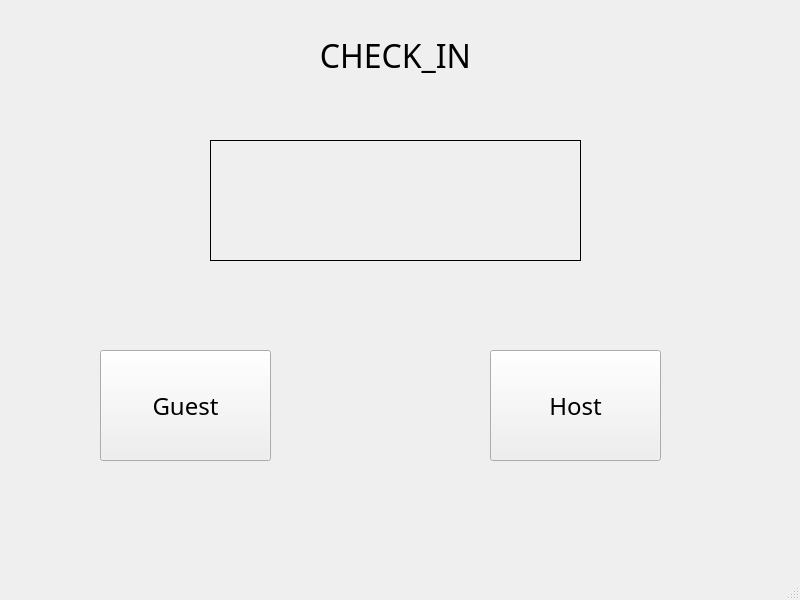
Old version of the form maindisplay.ui in the repository Muyahom/Display.
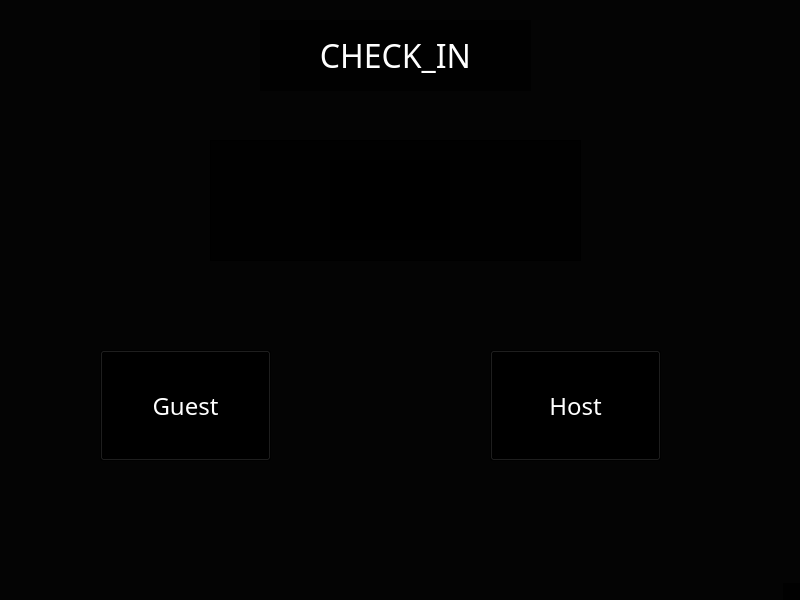
New version of the form.

```diff
--- a/maindisplay.ui
+++ b/maindisplay.ui
@@ -22,6 +22,9 @@
   <property name="windowTitle">
    <string>MainWindow</string>
   </property>
+  <property name="styleSheet">
+   <string notr="true">background-color: rgba(0, 0, 0, 191);</string>
+  </property>
   <property name="locale">
    <locale language="English" country="UnitedStates"/>
   </property>
@@ -50,6 +53,9 @@
       <pointsize>18</pointsize>
      </font>
     </property>
+    <property name="styleSheet">
+     <string notr="true">color: rgb(255, 255, 255);</string>
+    </property>
     <property name="text">
      <string>Guest</string>
     </property>
@@ -70,7 +76,7 @@
      </font>
     </property>
     <property name="text">
-     <string>CHECK_IN</string>
+     <string>&lt;html&gt;&lt;head/&gt;&lt;body&gt;&lt;p&gt;&lt;span style=&quot; color:#ffffff;&quot;&gt;CHECK_IN&lt;/span&gt;&lt;/p&gt;&lt;/body&gt;&lt;/html&gt;</string>
     </property>
     <property name="alignment">
      <set>Qt::AlignCenter</set>
@@ -91,6 +97,9 @@
       <pointsize>18</pointsize>
      </font>
     </property>
+    <property name="styleSheet">
+     <string notr="true">color: rgb(255, 255, 255);</string>
+    </property>
     <property name="text">
      <string>Host</string>
     </property>
@@ -120,8 +129,8 @@
    <widget class="QWidget" name="widget" native="true">
     <property name="geometry">
      <rect>
-      <x>200</x>
-      <y>130</y>
+      <x>330</x>
+      <y>160</y>
       <width>120</width>
       <height>80</height>
      </rect>
```
